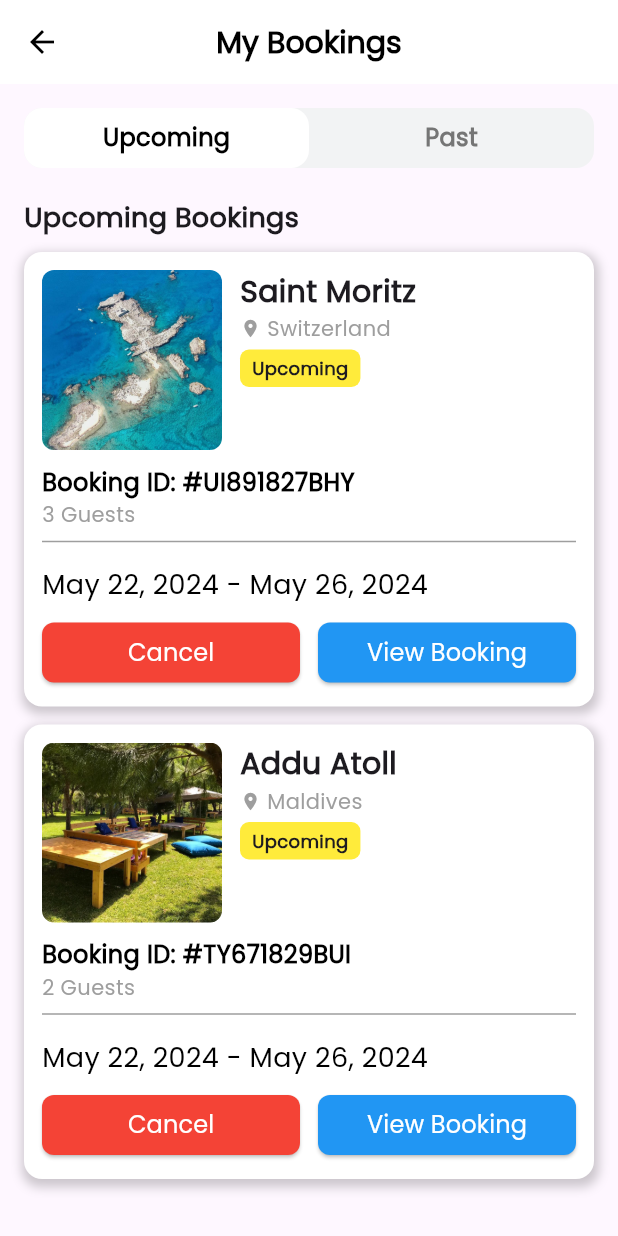
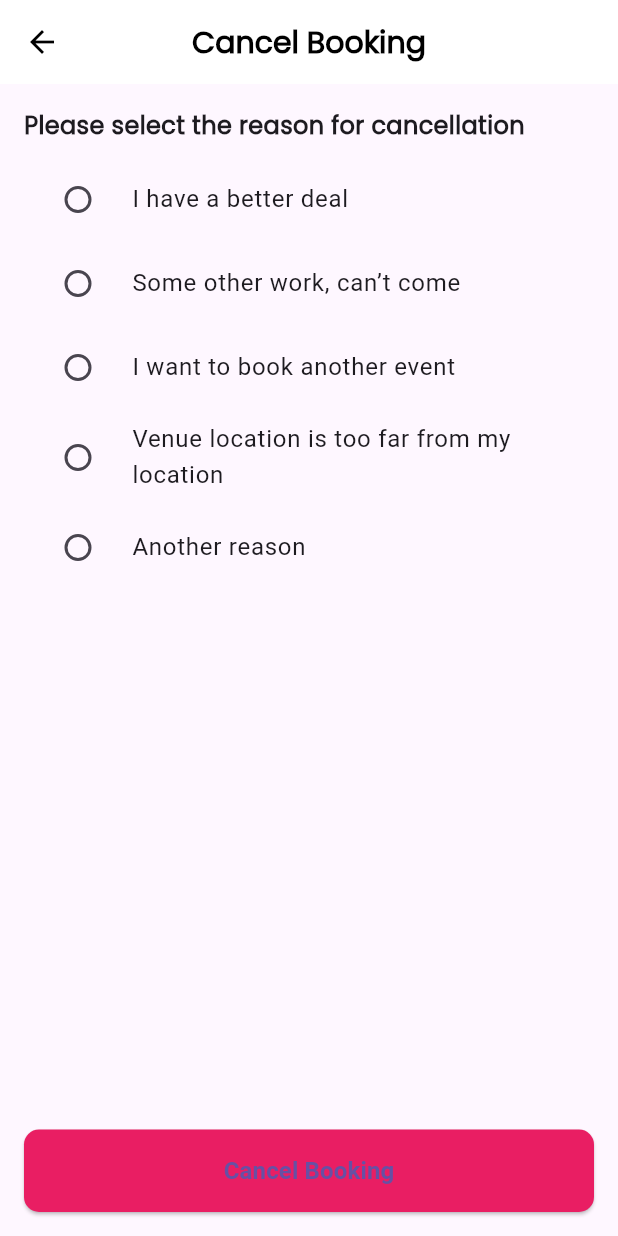
Before and after one commit to LiloZ95/Adventura.lb, a Flutter app: the MyBookingsPage screen opened directly, after a tap on "Cancel", on a phone screen of 412 x 824 dp. Run offline on Flutter 3.47's test engine with Material 3 defaults, Android fonts, the light colour scheme and no system bars; our stand-ins replace animated_text_kit, flutter_secure_storage, image_picker, pin_code_fields, shared_preferences; accounts and stored records are empty; network calls fail; Roboto replaces fonts that are missing (poppins).

Commit message:
write a review and CancelBooking added

```diff
--- /dev/null
+++ b/lib/Booking/CancelBooking.dart
@@ -0,0 +1,122 @@
+import 'package:flutter/material.dart';
+
+class CancelBookingScreen extends StatefulWidget {
+  @override
+  _CancelBookingScreenState createState() => _CancelBookingScreenState();
+}
+
+class _CancelBookingScreenState extends State<CancelBookingScreen> {
+  int? selectedReason; // Stores selected radio button index
+  TextEditingController reasonController = TextEditingController();
+
+  // List of reasons
+  final List<String> reasons = [
+    "I have a better deal",
+    "Some other work, can’t come",
+    "I want to book another event",
+    "Venue location is too far from my location",
+    "Another reason"
+  ];
+
+  @override
+  Widget build(BuildContext context) {
+    return Scaffold(
+      appBar: AppBar(
+        backgroundColor: Colors.white,
+        elevation: 0,
+        leading: IconButton(
+          icon: Icon(Icons.arrow_back, color: Colors.black),
+          onPressed: () => Navigator.pop(context),
+        ),
+        title: Text(
+          'Cancel Booking',
+          style: TextStyle(
+            fontFamily: "Poppins",
+            fontSize: 20,
+            fontWeight: FontWeight.bold,
+            color: Colors.black,
+          ),
+        ),
+        centerTitle: true,
+      ),
+      body: Padding(
+        padding: const EdgeInsets.all(16.0),
+        child: Column(
+          crossAxisAlignment: CrossAxisAlignment.start,
+          children: [
+            Text(
+              "Please select the reason for cancellation",
+              style: TextStyle(
+                fontSize: 16,
+                fontWeight: FontWeight.bold,
+                fontFamily: 'Poppins',
+              ),
+            ),
+            SizedBox(height: 10),
+
+            // Radio Button List
+            Column(
+              children: List.generate(reasons.length, (index) {
+                return RadioListTile<int>(
+                  title: Text(reasons[index]),
+                  value: index,
+                  groupValue: selectedReason,
+                  activeColor: Colors.pink, // Selected radio color
+                  onChanged: (value) {
+                    setState(() {
+                      selectedReason = value;
+                    });
+                  },
+                );
+              }),
+            ),
+
+            // Optional Reason TextField (Shown only when "Another reason" is selected)
+            if (selectedReason == 4)
+              Padding(
+                padding: const EdgeInsets.symmetric(vertical: 8.0),
+                child: TextField(
+                  controller: reasonController,
+                  maxLines: 3,
+                  decoration: InputDecoration(
+                    hintText: "Tell us your reason",
+                    border: OutlineInputBorder(
+                      borderRadius: BorderRadius.circular(10),
+                    ),
+                  ),
+                ),
+              ),
+
+            Spacer(), // Pushes the button to the bottom
+
+            // Full-Width Cancel Booking Button
+            SizedBox(
+              width: double.infinity,
+              child: ElevatedButton(
+                onPressed: () {
+                  // Handle cancel booking logic here
+                  print("Cancelled for reason: ${reasons[selectedReason ?? 0]}");
+                  if (selectedReason == 4) {
+                    print("Additional comment: ${reasonController.text}");
+                  }
+                  Navigator.pop(context); // Close the screen
+                },
+                child: Text(
+                  "Cancel Booking",
+                  style: TextStyle(fontSize: 16, fontWeight: FontWeight.bold),
+                ),
+                style: ElevatedButton.styleFrom(
+                  backgroundColor: Colors.pink,
+                  padding: EdgeInsets.symmetric(vertical: 16),
+                  shape: RoundedRectangleBorder(
+                    borderRadius: BorderRadius.circular(10),
+                  ),
+                ),
+              ),
+            ),
+          ],
+        ),
+      ),
+    );
+  }
+}
--- a/lib/Booking/MyBooking.dart
+++ b/lib/Booking/MyBooking.dart
@@ -1,25 +1,30 @@
+import 'package:adventura/Booking/CancelBooking.dart';
 import 'package:adventura/search%20screen/modalActivityView.dart';
 import 'package:flutter/material.dart';
 
 class MyBookingsPage extends StatefulWidget {
+  const MyBookingsPage({super.key});
+
   @override
   _MyBookingsPageState createState() => _MyBookingsPageState();
 }
-
+bool isUpcomingSelected = true;
 class _MyBookingsPageState extends State<MyBookingsPage> {
-  bool isUpcomingSelected = true; // Variable to track the selected tab
+   // Variable to track the selected tab
 
   @override
   Widget build(BuildContext context) {
+
+
     return Scaffold(
       appBar: AppBar(
         backgroundColor: Colors.white, // Matches the page background
         elevation: 0,
         leading: IconButton(
-          icon: Icon(Icons.arrow_back, color: Colors.black),
+          icon: const Icon(Icons.arrow_back, color: Colors.black),
           onPressed: () => Navigator.pop(context),
         ),
-        title: Text(
+        title: const Text(
           'My Bookings',
           style: TextStyle(
             fontFamily: "Poppins",
@@ -39,7 +44,7 @@ class _MyBookingsPageState extends State<MyBookingsPage> {
               height: 40,
               width: double.infinity,
               decoration: BoxDecoration(
-                color: Color(0xFFF2F3F4), // Background color for toggle
+                color: const Color(0xFFF2F3F4), // Background color for toggle
                 borderRadius: BorderRadius.circular(12),
               ),
               child: Row(
@@ -108,21 +113,21 @@ class _MyBookingsPageState extends State<MyBookingsPage> {
                 ],
               ),
             ),
-            SizedBox(height: 20), // Spacing below toggle buttons
+            const SizedBox(height: 20), // Spacing below toggle buttons
 
             // Dynamic Title
             Align(
               alignment: Alignment.centerLeft,
               child: Text(
                 isUpcomingSelected ? 'Upcoming Bookings' : 'Past Bookings',
-                style: TextStyle(
+                style: const TextStyle(
                   fontSize: 18,
                   fontWeight: FontWeight.bold,
                   fontFamily: 'Poppins',
                 ),
               ),
             ),
-            SizedBox(height: 10),
+            const SizedBox(height: 10),
 
             // Booking List
             Expanded(
@@ -136,12 +141,21 @@ class _MyBookingsPageState extends State<MyBookingsPage> {
                     date: 'May 22, 2024 - May 26, 2024',
                     guests: '3 Guests',
                     status: 'Upcoming',
-                    onCancel: () {},
+                    onCancel: () {
+
+  Navigator.push(
+    context,
+    MaterialPageRoute(
+      builder: (context) => CancelBookingScreen(),
+    ),
+  );
+
+                    },
                     onView: () {
                       Navigator.push(
                         context,
                         MaterialPageRoute(
-                          builder: (context) => EventDetailsScreen(
+                          builder: (context) => const EventDetailsScreen(
                             title: 'Saint Moritz',
                             date: 'May 22, 2024 - May 26, 2024',
                             location: 'Switzerland',
@@ -182,7 +196,7 @@ class _MyBookingsPageState extends State<MyBookingsPage> {
                       Navigator.push(
                         context,
                         MaterialPageRoute(
-                          builder: (context) => EventDetailsScreen(
+                          builder: (context) => const EventDetailsScreen(
                             title: 'Addu Atoll',
                             date: 'May 22, 2024 - May 26, 2024',
                             location: 'Maldives',
@@ -231,7 +245,7 @@ class BookingCard extends StatelessWidget {
   final VoidCallback onCancel;
   final VoidCallback onView;
 
-  const BookingCard({
+  const BookingCard({super.key,
     required this.imageUrl,
     required this.title,
     required this.location,
@@ -245,9 +259,141 @@ class BookingCard extends StatelessWidget {
 
   @override
   Widget build(BuildContext context) {
+    int selectedRating = 0;
+    void showReviewModal(BuildContext context, String title, String location, String imageUrl) {
+  showModalBottomSheet(
+    context: context,
+    isScrollControlled: true,
+    shape: RoundedRectangleBorder(
+      borderRadius: BorderRadius.vertical(top: Radius.circular(16)),
+    ),
+    builder: (context) {
+      return Padding(
+        padding: EdgeInsets.all(16),
+        child: Column(
+          mainAxisSize: MainAxisSize.min,
+          crossAxisAlignment: CrossAxisAlignment.start,
+          children: [
+            Text("Leave a Review", style: TextStyle(fontSize: 18, fontWeight: FontWeight.bold,fontFamily:'Poppins')),
+            SizedBox(height: 10),
+
+            // Activity Image + Details
+            Row(
+              children: [
+                ClipRRect(
+                  borderRadius: BorderRadius.circular(8),
+                  child: Image.asset(imageUrl, width: 80, height: 80, fit: BoxFit.cover),
+                ),
+                SizedBox(width: 10),
+                Column(
+                  crossAxisAlignment: CrossAxisAlignment.start,
+                  children: [
+                    Text(title, style: TextStyle(fontSize: 16, fontWeight: FontWeight.bold)),
+                    Row(
+                      children: [
+                        Icon(Icons.location_on, size: 14, color: Colors.grey),
+                        SizedBox(width: 4),
+                        Text(location, style: TextStyle(fontSize: 14, color: Colors.grey)),
+                      ],
+                    ),
+                  ],
+                )
+              ],
+            ),
+
+            SizedBox(height: 10),
+          Column(
+  mainAxisAlignment: MainAxisAlignment.center, // Centers vertically
+  crossAxisAlignment: CrossAxisAlignment.center, // Centers horizontally
+  children: <Widget>[
+    SizedBox(
+      width: double.infinity,
+      child: Text(
+        "Please give your rating with us",
+        style: TextStyle(fontSize: 16, fontWeight: FontWeight.bold,fontFamily: 'Poppins'),
+        textAlign: TextAlign.center, // Centers the text itself
+      ),
+    ),
+    SizedBox(height: 10), // Adds spacing
+    StatefulBuilder(
+      builder: (context, setState) {
+      // Move this outside StatefulBuilder to retain value
+
+        return Row(
+          mainAxisAlignment: MainAxisAlignment.center, // Centers the stars
+          children: List.generate(5, (index) {
+            return IconButton(
+              icon: Icon(
+                index < selectedRating ? Icons.star : Icons.star_border, // Correct fill logic
+                size: 32,
+                color: index < selectedRating ? Colors.yellow : Colors.grey, // Updates color dynamically
+              ),
+              onPressed: () {
+                setState(() {
+                  selectedRating = index + 1; // Updates rating
+                });
+              },
+            );
+          }),
+        );
+      },
+    ),
+  ],
+),
+
+
+
+            // Comment Box
+            SizedBox(
+              width:double.infinity,
+              height: 230,
+              child: TextField(
+                maxLines: 10,
+                decoration: InputDecoration(
+                  hintText: "Add a Comment",
+                  border: OutlineInputBorder(borderRadius: BorderRadius.circular(10)),
+                ),
+              ),
+            ),
+
+            SizedBox(height: 40),
+
+            // Buttons
+            Row(
+              mainAxisAlignment: MainAxisAlignment.spaceBetween,
+              children: [
+                TextButton(
+                  onPressed: () => Navigator.pop(context),
+                  child: Text("Cancel", style: TextStyle(fontSize: 16)),
+                ),
+                ElevatedButton(
+                  onPressed: () {
+                    // Save Rating & Close
+                    Navigator.pop(context);
+                  },
+                  child: Text("Submit", style: TextStyle(fontSize: 16)),
+                  style: ElevatedButton.styleFrom(backgroundColor: Colors.pink),
+                )
+              ],
+            )
+          ],
+        ),
+      );
+    },
+  );
+}
+    void cancelBooking(String bookingId) {
+  // Add functionality to cancel a booking
+  print("Cancel booking: $bookingId");
+}
+
+void writeReview(String bookingId) {
+  // Add functionality to write a review
+  print("Write review for booking: $bookingId");
+}
     return Container(
-      margin: EdgeInsets.only(bottom: 12),
-      padding: EdgeInsets.all(12),
+      margin: const EdgeInsets.only(bottom: 12),
+      padding: const EdgeInsets.all(12),
       decoration: BoxDecoration(
         color: Colors.white,
         borderRadius: BorderRadius.circular(12),
@@ -256,7 +402,7 @@ class BookingCard extends StatelessWidget {
             color: Colors.black.withOpacity(0.2),
             blurRadius: 5,
             spreadRadius: 2,
-            offset: Offset(1, 3),
+            offset: const Offset(1, 3),
           ),
         ],
       ),
@@ -276,14 +422,14 @@ class BookingCard extends StatelessWidget {
                   fit: BoxFit.cover,
                 ),
               ),
-              SizedBox(width: 12),
+              const SizedBox(width: 12),
               Expanded(
                 child: Column(
                   crossAxisAlignment: CrossAxisAlignment.start,
                   children: [
                     Text(
                       title,
-                      style: TextStyle(
+                      style: const TextStyle(
                         fontSize: 20,
                         fontWeight: FontWeight.bold,
                         fontFamily: 'Poppins',
@@ -291,11 +437,11 @@ class BookingCard extends StatelessWidget {
                     ),
                     Row(
                       children: [
-                        Icon(Icons.location_on, size: 14, color: Colors.grey),
-                        SizedBox(width: 4),
+                        const Icon(Icons.location_on, size: 14, color: Colors.grey),
+                        const SizedBox(width: 4),
                         Text(
                           location,
-                          style: TextStyle(
+                          style: const TextStyle(
                               fontSize: 14,
                               color: Colors.grey,
                               fontFamily: 'Poppins'),
@@ -303,15 +449,15 @@ class BookingCard extends StatelessWidget {
                       ],
                     ),
                     Container(
-                      margin: EdgeInsets.symmetric(vertical: 4),
-                      padding: EdgeInsets.symmetric(horizontal: 8, vertical: 4),
+                      margin: const EdgeInsets.symmetric(vertical: 4),
+                      padding: const EdgeInsets.symmetric(horizontal: 8, vertical: 4),
                       decoration: BoxDecoration(
                         color: Colors.yellow,
                         borderRadius: BorderRadius.circular(6),
                       ),
                       child: Text(
                         status,
-                        style: TextStyle(
+                        style: const TextStyle(
                             fontSize: 12,
                             fontWeight: FontWeight.bold,
                             fontFamily: 'poppins'),
@@ -322,25 +468,25 @@ class BookingCard extends StatelessWidget {
               ),
             ],
           ),
-          SizedBox(height: 10),
+          const SizedBox(height: 10),
 
           // Booking ID, Date, and Guests
           Text('Booking ID: $bookingId',
-              style: TextStyle(
+              style: const TextStyle(
                 fontSize: 16,
                 color: Colors.black,
                 fontFamily: 'Poppins',
                 fontWeight: FontWeight.bold,
               )),
           Text(guests,
-              style: TextStyle(
+              style: const TextStyle(
                 fontSize: 14,
                 color: Colors.grey,
                 fontFamily: 'Poppins',
               )),
-          Align(
+          const Align(
             alignment: Alignment.centerLeft, // Keeps divider aligned
-            child: Container(
+            child: SizedBox(
               width: double.infinity, // Makes divider full width
               child: Divider(
                 color: Colors.grey,
@@ -351,7 +497,7 @@ class BookingCard extends StatelessWidget {
           Padding(
             padding: const EdgeInsets.symmetric(vertical: 8.0),
             child: Text(date,
-                style: TextStyle(
+                style: const TextStyle(
                   fontSize: 18,
                   color: Colors.black,
                   fontFamily: 'Poppins',
@@ -360,49 +506,45 @@ class BookingCard extends StatelessWidget {
           // Buttons
     Row(
   children: [
-              // Cancel Button
     Expanded(
       child: ElevatedButton(
-                  onPressed: onCancel,
+        onPressed: isUpcomingSelected
+            ? onCancel // Function for Cancel
+            : onView, // Same View Booking functionality
         style: ElevatedButton.styleFrom(
-                    backgroundColor: Colors.red,
-                    shape: RoundedRectangleBorder(
-                        borderRadius: BorderRadius.circular(8)),
+          backgroundColor: isUpcomingSelected ? Colors.red : Colors.blue,
+          shape: RoundedRectangleBorder(borderRadius: BorderRadius.circular(8)),
         ),
         child: Text(
-                    'Cancel',
-                    style: TextStyle(
-                      color: Colors.white,
-                      fontFamily: 'Poppins',
-                      fontSize: 16,
-                    ),
+          isUpcomingSelected ? 'Cancel' : 'View Booking',
+          style: TextStyle(color: Colors.white, fontFamily: 'Poppins', fontSize: 14),
         ),
       ),
     ),
     SizedBox(width: 12),
-              // View Booking Button
     Expanded(
       child: ElevatedButton(
-                  onPressed: onView,
+        onPressed: isUpcomingSelected
+            ? onView // Same View Booking functionality
+            : ()=> showReviewModal(context, 'Addu Atoll', 'maldives',  'assets/Pictures/picnic.webp'), // Function for Writing a Review
         style: ElevatedButton.styleFrom(
-                    backgroundColor: Colors.blue,
-                    shape: RoundedRectangleBorder(
-                        borderRadius: BorderRadius.circular(8)),
+          backgroundColor: isUpcomingSelected ? Colors.blue : Colors.blue,
+          shape: RoundedRectangleBorder(borderRadius: BorderRadius.circular(8)),
         ),
         child: Text(
-                    'View Booking',
-                    style: TextStyle(
-                      color: Colors.white,
-                      fontFamily: 'Poppins',
-                      fontSize: 16,
-                    ),
+          isUpcomingSelected ? 'View Booking' : 'Write a Review',
+          style: TextStyle(color: Colors.white, fontFamily: 'Poppins', fontSize: 14),
         ),
       ),
     ),
   ],
 ),
+
         ],
       ),
     );
+
   }
+
+
 }
```
Lines whose indentation alone changed are shown as unchanged.
